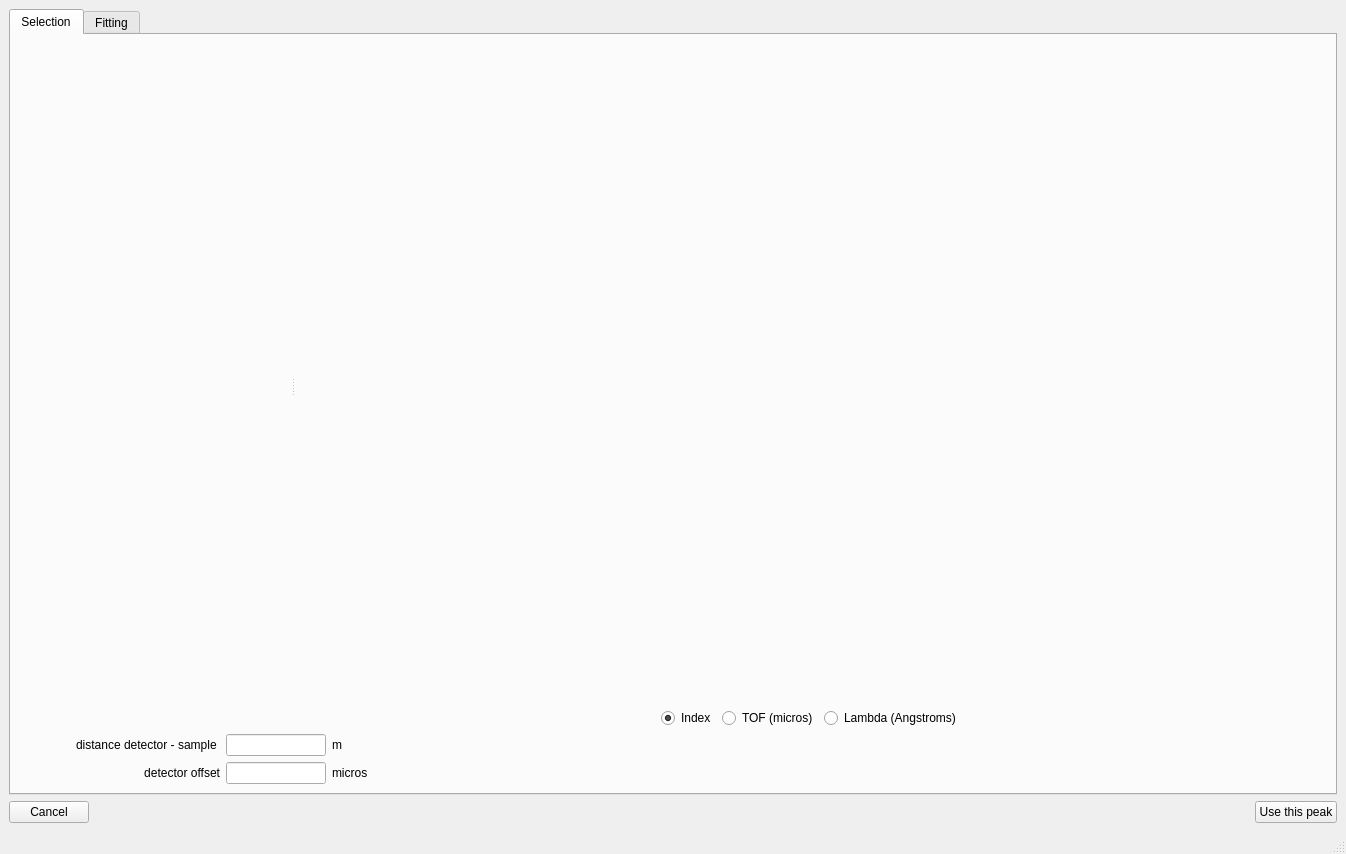
Above: ui/ui_bragg_edge_peak_fitting.ui from neutronimaging/python_notebooks before the change. Below: the same form after it.
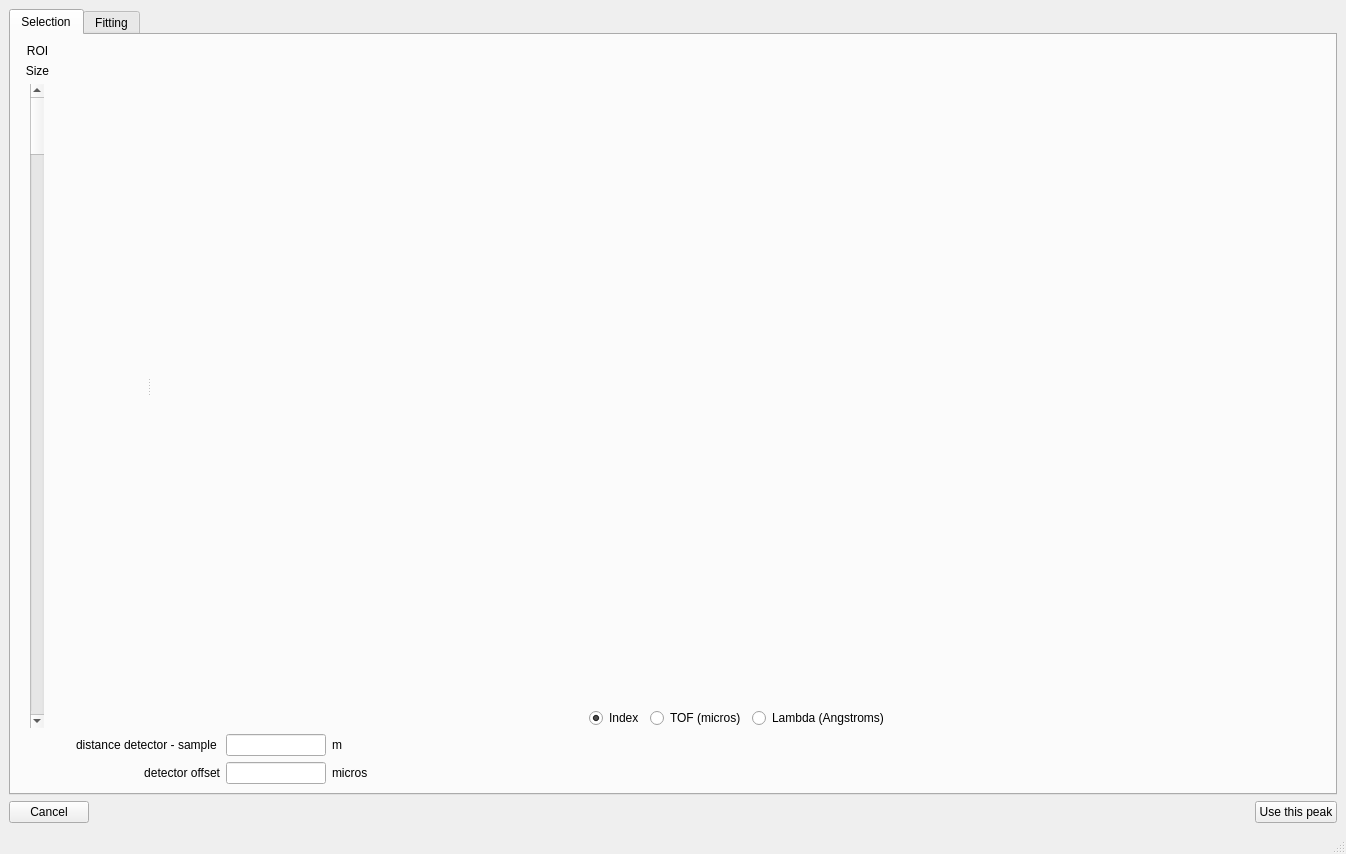
That is the form after the change.

Commit message: Added roi size slider

```diff
--- a/ui/ui_bragg_edge_peak_fitting.ui
+++ b/ui/ui_bragg_edge_peak_fitting.ui
@@ -24,19 +24,123 @@
        <attribute name="title">
         <string>Selection</string>
        </attribute>
-       <layout class="QVBoxLayout" name="verticalLayout_5">
+       <layout class="QVBoxLayout" name="verticalLayout_7">
         <item>
          <widget class="QSplitter" name="splitter">
-          <property name="sizePolicy">
-           <sizepolicy hsizetype="Expanding" vsizetype="Expanding">
-            <horstretch>0</horstretch>
-            <verstretch>0</verstretch>
-           </sizepolicy>
-          </property>
           <property name="orientation">
            <enum>Qt::Horizontal</enum>
           </property>
-          <widget class="QWidget" name="image_widget" native="true"/>
+          <widget class="QWidget" name="">
+           <layout class="QHBoxLayout" name="horizontalLayout_7">
+            <item>
+             <layout class="QVBoxLayout" name="verticalLayout_5">
+              <item>
+               <widget class="QLabel" name="label_3">
+                <property name="minimumSize">
+                 <size>
+                  <width>35</width>
+                  <height>0</height>
+                 </size>
+                </property>
+                <property name="maximumSize">
+                 <size>
+                  <width>35</width>
+                  <height>16777215</height>
+                 </size>
+                </property>
+                <property name="text">
+                 <string>ROI</string>
+                </property>
+                <property name="alignment">
+                 <set>Qt::AlignCenter</set>
+                </property>
+               </widget>
+              </item>
+              <item>
+               <widget class="QLabel" name="label_5">
+                <property name="minimumSize">
+                 <size>
+                  <width>35</width>
+                  <height>0</height>
+                 </size>
+                </property>
+                <property name="maximumSize">
+                 <size>
+                  <width>35</width>
+                  <height>16777215</height>
+                 </size>
+                </property>
+                <property name="text">
+                 <string>Size</string>
+                </property>
+                <property name="alignment">
+                 <set>Qt::AlignCenter</set>
+                </property>
+               </widget>
+              </item>
+              <item>
+               <layout class="QHBoxLayout" name="horizontalLayout_6">
+                <item>
+                 <spacer name="horizontalSpacer_7">
+                  <property name="orientation">
+                   <enum>Qt::Horizontal</enum>
+                  </property>
+                  <property name="sizeType">
+                   <enum>QSizePolicy::Minimum</enum>
+                  </property>
+                  <property name="sizeHint" stdset="0">
+                   <size>
+                    <width>1</width>
+                    <height>20</height>
+                   </size>
+                  </property>
+                 </spacer>
+                </item>
+                <item>
+                 <widget class="QScrollBar" name="verticalScrollBar">
+                  <property name="sizePolicy">
+                   <sizepolicy hsizetype="Fixed" vsizetype="Expanding">
+                    <horstretch>0</horstretch>
+                    <verstretch>0</verstretch>
+                   </sizepolicy>
+                  </property>
+                  <property name="orientation">
+                   <enum>Qt::Vertical</enum>
+                  </property>
+                 </widget>
+                </item>
+                <item>
+                 <spacer name="horizontalSpacer_8">
+                  <property name="orientation">
+                   <enum>Qt::Horizontal</enum>
+                  </property>
+                  <property name="sizeType">
+                   <enum>QSizePolicy::Minimum</enum>
+                  </property>
+                  <property name="sizeHint" stdset="0">
+                   <size>
+                    <width>1</width>
+                    <height>20</height>
+                   </size>
+                  </property>
+                 </spacer>
+                </item>
+               </layout>
+              </item>
+             </layout>
+            </item>
+            <item>
+             <widget class="QWidget" name="image_widget" native="true">
+              <property name="sizePolicy">
+               <sizepolicy hsizetype="Expanding" vsizetype="Preferred">
+                <horstretch>0</horstretch>
+                <verstretch>0</verstretch>
+               </sizepolicy>
+              </property>
+             </widget>
+            </item>
+           </layout>
+          </widget>
           <widget class="QWidget" name="">
            <layout class="QVBoxLayout" name="verticalLayout">
             <item>
```
